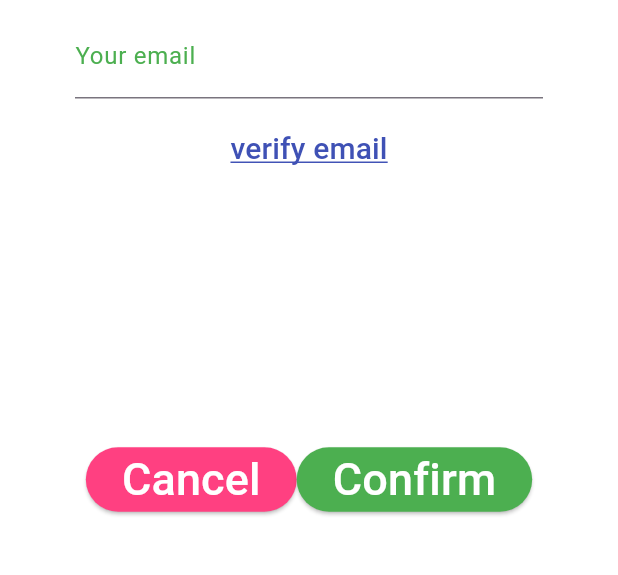
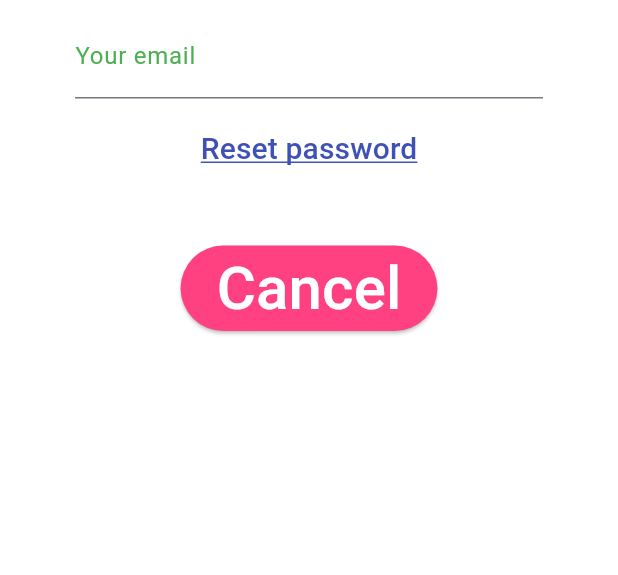
Before and after one commit to TegranTamrazyan/Dopa-Miner, a Flutter app: the PasswordPage screen opened directly, on a phone screen of 412 x 824 dp, the part 419-994 px from its top. Run offline on Flutter 3.47's test engine with Material 3 defaults, Android fonts, the phone set to English and light mode, and no system bars; our stand-ins replace cloud_firestore, firebase_auth, firebase_core, splashscreen; accounts and stored records are empty; project files that could hold a hidden picture were left out.

Commit message:
password might be able to be reset.

```diff
--- a/lib/login/forgotpassword.dart
+++ b/lib/login/forgotpassword.dart
@@ -1,4 +1,5 @@
 import 'package:flutter/material.dart';
+import 'package:firebase_auth/firebase_auth.dart';
 
 class PasswordPage extends StatefulWidget {
   const PasswordPage({super.key});
@@ -8,11 +9,7 @@ class PasswordPage extends StatefulWidget {
 }
 
 class _PasswordPageState extends State<PasswordPage> {
-  bool isVisible = false;
-
   TextEditingController email = TextEditingController();
-
-  TextEditingController code = TextEditingController();
 
   TextEditingController newPass = TextEditingController();
   TextEditingController rePass = TextEditingController();
@@ -37,6 +34,38 @@ class _PasswordPageState extends State<PasswordPage> {
     }
   }
 
+  Future<void> resetPassword() async {
+    try {
+      await FirebaseAuth.instance.sendPasswordResetEmail(
+        email: email.text.trim(),
+      );
+
+      if (!mounted) return;
+
+      ScaffoldMessenger.of(context).showSnackBar(
+        const SnackBar(
+          content: Text(
+            "Password reset email sent. Check your inbox.",
+          ),
+        ),
+      );
+
+    } on FirebaseAuthException catch (e) {
+
+      errorMessage = "Something went wrong.";
+
+      if (e.code == "user-not-found") {
+        errorMessage = "No account exists with this email.";
+      } else if (e.code == "invalid-email") {
+        errorMessage = "Invalid email.";
+      }
+
+      ScaffoldMessenger.of(context).showSnackBar(
+        SnackBar(content: Text(errorMessage)),
+      );
+    }
+  }
+
   @override
   Widget build(BuildContext context) {
     return Scaffold(
@@ -57,7 +86,7 @@ class _PasswordPageState extends State<PasswordPage> {
                 )
             ),
 
-            SizedBox(height: 20),
+            const SizedBox(height: 20),
 
             Image.asset('assets/dopaminerlogo.png'),
 
@@ -74,23 +103,22 @@ class _PasswordPageState extends State<PasswordPage> {
                     ),
                   ),
 
-                  SizedBox(height: 10),
+                  const SizedBox(height: 10),
 
                   TextButton(
                     onPressed: (){
-                      ScaffoldMessenger.of(context).
-                      showSnackBar(const SnackBar(content: Text('A validation request was sent'
-                          ' to the provided email')));
-                      setState(() {
-                        //animationColor();
-                        isStepTwo = !isStepTwo;
-                      });
+                      resetPassword();
+
+                      // setState(() {
+                      //   //animationColor();
+                      //   isStepTwo = !isStepTwo;
+                      // });
                     },
                     style: TextButton.styleFrom(
                       overlayColor: Colors.transparent,
                     ),
                     child: const Text(
-                        'verify email',
+                        'Reset password',
                         style: TextStyle(
                             color: Colors.indigo,
                             decoration: TextDecoration.underline,
@@ -100,51 +128,51 @@ class _PasswordPageState extends State<PasswordPage> {
                     ),
                   ),
 
-                  const SizedBox(height: 5),
-
-                  AnimatedOpacity(
-                    duration: const Duration(milliseconds: 500),
-                    opacity: isStepTwo ? 1.0 : 0.0,
-                    child: IgnorePointer(
-                      ignoring: !isStepTwo,
-                      child: Container(
-                        child: Column(
-                          children: [
-                            TextFormField(
-                              controller: newPass,
-                              autovalidateMode: AutovalidateMode.onUserInteraction,
-                              validator: (value) {
-                                if(!inputFormatCheck(value, passReg)){
-                                  return """
-What\'s expected:
-  - At least 1 lowercase letter
-  - At least 1 uppercase letter
-  - At least 1 number
-  - Between 8 to 20 characters
-  - No special characters
-""";
-                                } else {
-                                  return null;
-                                }
-                              },
-                              decoration: const InputDecoration(
-                                labelText: "Your new password",
-                                labelStyle: TextStyle(color: Colors.pinkAccent),
-                              ),
-                            ),
-                            const SizedBox(height: 15),
-                            TextField(
-                              controller: rePass,
-                              decoration: const InputDecoration(
-                                labelText: "Re-enter the new password",
-                                labelStyle: TextStyle(color: Colors.pinkAccent),
-                              ),
-                            ),
-                          ],
-                        ),
-                      ),
-                    )
-                  ),
+//                   const SizedBox(height: 5),
+//
+//                   AnimatedOpacity(
+//                     duration: const Duration(milliseconds: 500),
+//                     opacity: isStepTwo ? 1.0 : 0.0,
+//                     child: IgnorePointer(
+//                       ignoring: !isStepTwo,
+//                       child: Container(
+//                         child: Column(
+//                           children: [
+//                             TextFormField(
+//                               controller: newPass,
+//                               autovalidateMode: AutovalidateMode.onUserInteraction,
+//                               validator: (value) {
+//                                 if(!inputFormatCheck(value, passReg)){
+//                                   return """
+// What\'s expected:
+//   - At least 1 lowercase letter
+//   - At least 1 uppercase letter
+//   - At least 1 number
+//   - Between 8 to 20 characters
+//   - No special characters
+// """;
+//                                 } else {
+//                                   return null;
+//                                 }
+//                               },
+//                               decoration: const InputDecoration(
+//                                 labelText: "Your new password",
+//                                 labelStyle: TextStyle(color: Colors.pinkAccent),
+//                               ),
+//                             ),
+//                             const SizedBox(height: 15),
+//                             TextField(
+//                               controller: rePass,
+//                               decoration: const InputDecoration(
+//                                 labelText: "Re-enter the new password",
+//                                 labelStyle: TextStyle(color: Colors.pinkAccent),
+//                               ),
+//                             ),
+//                           ],
+//                         ),
+//                       ),
+//                     )
+//                   ),
               ],
             ),
             ),
@@ -164,34 +192,34 @@ What\'s expected:
                   child: const Text('Cancel',
                       style: TextStyle(
                           color: Colors.white,
-                          fontSize: 30
+                          fontSize: 40
                       )
                   ),
                 ),
-                ElevatedButton(
-                  style: ElevatedButton.styleFrom(
-                      backgroundColor: Colors.green
-                  ),
-                  onPressed: (){
-                    if(inputFormatCheck(newPass.text, passReg)){
-                      ScaffoldMessenger.of(context).
-                      showSnackBar(const SnackBar(content: Text('Please enter a valid '
-                          'password')));
-                    } else if (rePass.text != newPass.text) {
-                      ScaffoldMessenger.of(context).
-                      showSnackBar(const SnackBar(content: Text('The two passwords '
-                          'do not match.')));
-                    } else {
-                      Navigator.pop(context);
-                    }
-                  },
-                  child: const Text('Confirm',
-                      style: TextStyle(
-                          color: Colors.white,
-                          fontSize: 30
-                      )
-                  ),
-                ),
+                // ElevatedButton(
+                //   style: ElevatedButton.styleFrom(
+                //       backgroundColor: Colors.green
+                //   ),
+                //   onPressed: (){
+                //     if(inputFormatCheck(newPass.text, passReg)){
+                //       ScaffoldMessenger.of(context).
+                //       showSnackBar(const SnackBar(content: Text('Please enter a '
+                //         'valid password')));
+                //     } else if (rePass.text != newPass.text) {
+                //       ScaffoldMessenger.of(context).
+                //       showSnackBar(const SnackBar(content: Text('The two passwords '
+                //           'do not match.')));
+                //     } else {
+                //       Navigator.pop(context);
+                //     }
+                //   },
+                //   child: const Text('Confirm',
+                //       style: TextStyle(
+                //           color: Colors.white,
+                //           fontSize: 30
+                //       )
+                //   ),
+                // ),
               ],
             ),
           ],
--- a/lib/login/login.dart
+++ b/lib/login/login.dart
@@ -127,20 +127,20 @@ class _LoginPageState extends State<LoginPage> {
         ),
       );
     } on FirebaseAuthException catch (e) {
-      String message = "Login failed.";
+      errorMessage = "Login failed.";
 
       if (e.code == "user-not-found") {
-        message = "No account found with this email.";
+        errorMessage = "No account found with this email.";
       } else if (e.code == "wrong-password") {
-        message = "Incorrect password.";
+        errorMessage = "Incorrect password.";
       } else if (e.code == "invalid-email") {
-        message = "Invalid email.";
+        errorMessage = "Invalid email.";
       } else if (e.code == "invalid-credential") {
-        message = "Incorrect email or password.";
+        errorMessage = "Incorrect email or password.";
       }
 
       ScaffoldMessenger.of(context).showSnackBar(
-        SnackBar(content: Text(message)),
+        SnackBar(content: Text(errorMessage)),
       );
     }
   }
@@ -238,14 +238,6 @@ class _LoginPageState extends State<LoginPage> {
                    !inputFormatCheck(password.text)) {
                   errorSnack();
                 } else {
-                  //Navigator.push(
-                  //  context,
-                  //  MaterialPageRoute(
-                  //    builder: (context) => ValidatePage(
-                  //      email: email.text
-                  //    ),
-                  // ),
-                  //);
                   loginUser();
                 }
               },
```
